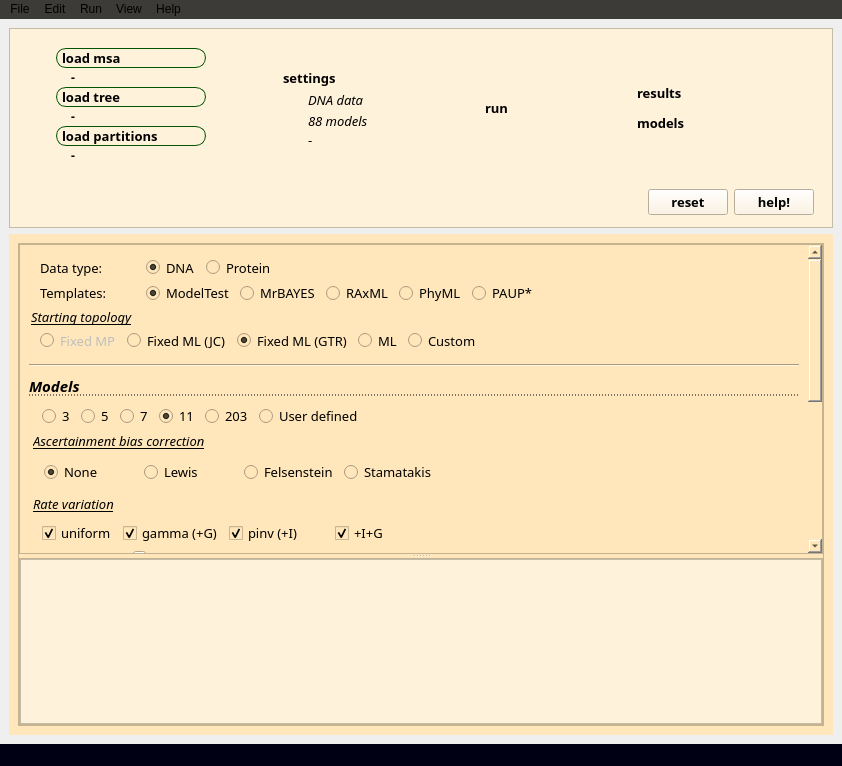
Before: the Qt Designer form src/gui/xmodeltest.ui in ddarriba/modeltest, drawn with Qt 5.
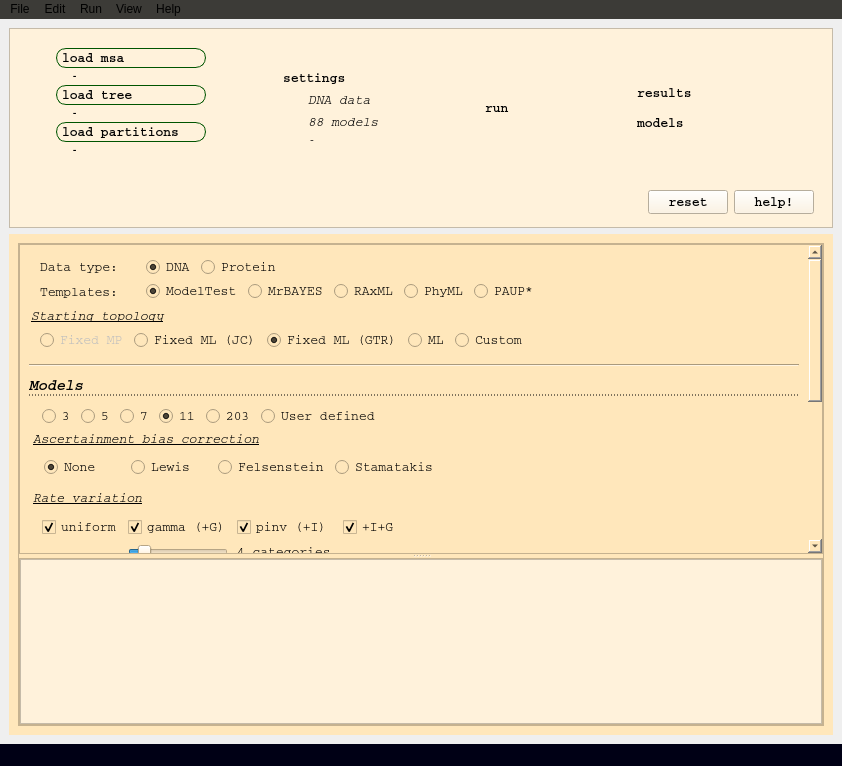
After: the same form once the commit is applied. Icons and pictures are not drawn.

Patch:
```diff
--- a/src/gui/xmodeltest.ui
+++ b/src/gui/xmodeltest.ui
@@ -194,7 +194,7 @@
                </property>
                <property name="font">
                 <font>
-                 <family>Courier 10 Pitch</family>
+                 <family>Courier</family>
                  <pointsize>10</pointsize>
                  <weight>75</weight>
                  <bold>true</bold>
@@ -231,7 +231,7 @@
               <widget class="QLabel" name="lbl_msa">
                <property name="font">
                 <font>
-                 <family>Courier 10 Pitch</family>
+                 <family>Courier</family>
                  <pointsize>9</pointsize>
                  <weight>75</weight>
                  <bold>true</bold>
@@ -261,7 +261,7 @@
                </property>
                <property name="font">
                 <font>
-                 <family>Courier 10 Pitch</family>
+                 <family>Courier</family>
                  <pointsize>10</pointsize>
                  <weight>75</weight>
                  <bold>true</bold>
@@ -292,7 +292,7 @@
               <widget class="QLabel" name="lbl_tree">
                <property name="font">
                 <font>
-                 <family>Courier 10 Pitch</family>
+                 <family>Courier</family>
                  <pointsize>9</pointsize>
                  <weight>75</weight>
                  <bold>true</bold>
@@ -322,7 +322,7 @@
                </property>
                <property name="font">
                 <font>
-                 <family>Courier 10 Pitch</family>
+                 <family>Courier</family>
                  <pointsize>10</pointsize>
                  <weight>75</weight>
                  <bold>true</bold>
@@ -353,7 +353,7 @@
               <widget class="QLabel" name="lbl_parts">
                <property name="font">
                 <font>
-                 <family>Courier 10 Pitch</family>
+                 <family>Courier</family>
                  <pointsize>9</pointsize>
                  <weight>75</weight>
                  <bold>true</bold>
@@ -463,7 +463,7 @@
                </property>
                <property name="font">
                 <font>
-                 <family>Courier 10 Pitch</family>
+                 <family>Courier</family>
                  <pointsize>10</pointsize>
                  <weight>75</weight>
                  <bold>true</bold>
@@ -511,7 +511,7 @@
                </property>
                <property name="font">
                 <font>
-                 <family>Courier 10 Pitch</family>
+                 <family>Courier</family>
                  <pointsize>10</pointsize>
                  <italic>true</italic>
                 </font>
@@ -543,7 +543,7 @@
                </property>
                <property name="font">
                 <font>
-                 <family>Courier 10 Pitch</family>
+                 <family>Courier</family>
                  <pointsize>10</pointsize>
                  <italic>true</italic>
                 </font>
@@ -563,7 +563,7 @@
               <widget class="QLabel" name="lbl_mem">
                <property name="font">
                 <font>
-                 <family>Courier 10 Pitch</family>
+                 <family>Courier</family>
                  <pointsize>10</pointsize>
                 </font>
                </property>
@@ -658,7 +658,7 @@
                </property>
                <property name="font">
                 <font>
-                 <family>Courier 10 Pitch</family>
+                 <family>Courier</family>
                  <pointsize>10</pointsize>
                  <weight>75</weight>
                  <bold>true</bold>
@@ -764,7 +764,7 @@
                </property>
                <property name="font">
                 <font>
-                 <family>Courier 10 Pitch</family>
+                 <family>Courier</family>
                  <pointsize>10</pointsize>
                  <weight>75</weight>
                  <bold>true</bold>
@@ -809,7 +809,7 @@
                </property>
                <property name="font">
                 <font>
-                 <family>Courier 10 Pitch</family>
+                 <family>Courier</family>
                  <pointsize>10</pointsize>
                  <weight>75</weight>
                  <bold>true</bold>
@@ -889,7 +889,7 @@
            <widget class="QPushButton" name="tool_reset">
             <property name="font">
              <font>
-              <family>Courier 10 Pitch</family>
+              <family>Courier</family>
               <pointsize>10</pointsize>
               <weight>75</weight>
               <bold>true</bold>
@@ -914,7 +914,7 @@
            <widget class="QPushButton" name="tool_help">
             <property name="font">
              <font>
-              <family>Courier 10 Pitch</family>
+              <family>Courier</family>
               <pointsize>10</pointsize>
               <weight>75</weight>
               <bold>true</bold>
@@ -1028,7 +1028,7 @@
                   </property>
                   <property name="font">
                    <font>
-                    <family>Courier 10 Pitch</family>
+                    <family>Courier</family>
                     <pointsize>10</pointsize>
                    </font>
                   </property>
@@ -1097,7 +1097,7 @@
                         </property>
                         <property name="font">
                          <font>
-                          <family>Courier 10 Pitch</family>
+                          <family>Courier</family>
                           <pointsize>10</pointsize>
                           <weight>50</weight>
                           <bold>false</bold>
@@ -1112,7 +1112,7 @@
                        <widget class="QRadioButton" name="radDatatypeDna">
                         <property name="font">
                          <font>
-                          <family>Courier 10 Pitch</family>
+                          <family>Courier</family>
                           <pointsize>10</pointsize>
                           <weight>50</weight>
                           <italic>false</italic>
@@ -1134,7 +1134,7 @@
                        <widget class="QRadioButton" name="radDatatypeProt">
                         <property name="font">
                          <font>
-                          <family>Courier 10 Pitch</family>
+                          <family>Courier</family>
                           <pointsize>10</pointsize>
                           <weight>50</weight>
                           <italic>false</italic>
@@ -1202,7 +1202,7 @@
                         </property>
                         <property name="font">
                          <font>
-                          <family>Courier 10 Pitch</family>
+                          <family>Courier</family>
                           <pointsize>10</pointsize>
                           <weight>50</weight>
                           <bold>false</bold>
@@ -1220,7 +1220,7 @@
                        <widget class="QRadioButton" name="radSetModelTest">
                         <property name="font">
                          <font>
-                          <family>Courier 10 Pitch</family>
+                          <family>Courier</family>
                           <pointsize>10</pointsize>
                           <weight>50</weight>
                           <italic>false</italic>
@@ -1245,7 +1245,7 @@
                        <widget class="QRadioButton" name="radSetMrbayes">
                         <property name="font">
                          <font>
-                          <family>Courier 10 Pitch</family>
+                          <family>Courier</family>
                           <pointsize>10</pointsize>
                           <weight>50</weight>
                           <italic>false</italic>
@@ -1267,7 +1267,7 @@
                        <widget class="QRadioButton" name="radSetRaxml">
                         <property name="font">
                          <font>
-                          <family>Courier 10 Pitch</family>
+                          <family>Courier</family>
                           <pointsize>10</pointsize>
                           <weight>50</weight>
                           <italic>false</italic>
@@ -1289,7 +1289,7 @@
                        <widget class="QRadioButton" name="radSetPhyml">
                         <property name="font">
                          <font>
-                          <family>Courier 10 Pitch</family>
+                          <family>Courier</family>
                           <pointsize>10</pointsize>
                           <weight>50</weight>
                           <italic>false</italic>
@@ -1311,7 +1311,7 @@
                        <widget class="QRadioButton" name="radSetPAUP">
                         <property name="font">
                          <font>
-                          <family>Courier 10 Pitch</family>
+                          <family>Courier</family>
                           <pointsize>10</pointsize>
                           <weight>50</weight>
                           <italic>false</italic>
@@ -1361,7 +1361,7 @@
                      </property>
                      <property name="font">
                       <font>
-                       <family>Courier 10 Pitch</family>
+                       <family>Courier</family>
                        <pointsize>10</pointsize>
                        <weight>50</weight>
                        <italic>true</italic>
@@ -1415,7 +1415,7 @@
                         </property>
                         <property name="font">
                          <font>
-                          <family>Courier 10 Pitch</family>
+                          <family>Courier</family>
                           <pointsize>10</pointsize>
                           <weight>50</weight>
                           <italic>false</italic>
@@ -1437,7 +1437,7 @@
                         </property>
                         <property name="font">
                          <font>
-                          <family>Courier 10 Pitch</family>
+                          <family>Courier</family>
                           <pointsize>10</pointsize>
                           <weight>50</weight>
                           <italic>false</italic>
@@ -1459,7 +1459,7 @@
                         </property>
                         <property name="font">
                          <font>
-                          <family>Courier 10 Pitch</family>
+                          <family>Courier</family>
                           <pointsize>10</pointsize>
                           <weight>50</weight>
                           <italic>false</italic>
@@ -1484,7 +1484,7 @@
                         </property>
                         <property name="font">
                          <font>
-                          <family>Courier 10 Pitch</family>
+                          <family>Courier</family>
                           <pointsize>10</pointsize>
                           <weight>50</weight>
                           <italic>false</italic>
@@ -1506,7 +1506,7 @@
                        <widget class="QRadioButton" name="radTopoU">
                         <property name="font">
                          <font>
-                          <family>Courier 10 Pitch</family>
+                          <family>Courier</family>
                           <pointsize>10</pointsize>
                           <weight>50</weight>
                           <italic>false</italic>
@@ -1575,7 +1575,7 @@
                   </property>
                   <property name="font">
                    <font>
-                    <family>Courier 10 Pitch</family>
+                    <family>Courier</family>
                     <pointsize>11</pointsize>
                     <weight>75</weight>
                     <italic>true</italic>
@@ -1715,7 +1715,7 @@
                              <widget class="QRadioButton" name="radSchemes3">
                               <property name="font">
                                <font>
-                                <family>Courier 10 Pitch</family>
+                                <family>Courier</family>
                                 <pointsize>10</pointsize>
                                 <weight>50</weight>
                                 <italic>false</italic>
@@ -1734,7 +1734,7 @@
                              <widget class="QRadioButton" name="radSchemes5">
                               <property name="font">
                                <font>
-                                <family>Courier 10 Pitch</family>
+                                <family>Courier</family>
                                 <pointsize>10</pointsize>
                                 <weight>50</weight>
                                 <italic>false</italic>
@@ -1753,7 +1753,7 @@
                              <widget class="QRadioButton" name="radSchemes7">
                               <property name="font">
                                <font>
-                                <family>Courier 10 Pitch</family>
+                                <family>Courier</family>
                                 <pointsize>10</pointsize>
                                 <weight>50</weight>
                                 <italic>false</italic>
@@ -1772,7 +1772,7 @@
                              <widget class="QRadioButton" name="radSchemes11">
                               <property name="font">
                                <font>
-                                <family>Courier 10 Pitch</family>
+                                <family>Courier</family>
                                 <pointsize>10</pointsize>
                                 <weight>50</weight>
                                 <italic>false</italic>
@@ -1794,7 +1794,7 @@
                              <widget class="QRadioButton" name="radSchemes203">
                               <property name="font">
                                <font>
-                                <family>Courier 10 Pitch</family>
+                                <family>Courier</family>
                                 <pointsize>10</pointsize>
                                 <weight>50</weight>
                                 <italic>false</italic>
@@ -1816,7 +1816,7 @@
                              <widget class="QRadioButton" name="radSchemesUser">
                               <property name="font">
                                <font>
-                                <family>Courier 10 Pitch</family>
+                                <family>Courier</family>
                                 <pointsize>10</pointsize>
                                 <weight>50</weight>
                                 <italic>false</italic>
@@ -1854,7 +1854,7 @@
                           <widget class="QLabel" name="label">
                            <property name="font">
                             <font>
-                             <family>Courier 10 Pitch</family>
+                             <family>Courier</family>
                              <pointsize>10</pointsize>
                              <weight>50</weight>
                              <italic>true</italic>
@@ -1934,7 +1934,7 @@
                                  </property>
                                  <property name="font">
                                   <font>
-                                   <family>Courier 10 Pitch</family>
+                                   <family>Courier</family>
                                    <pointsize>10</pointsize>
                                   </font>
                                  </property>
@@ -1953,7 +1953,7 @@
                                 <widget class="QRadioButton" name="radAscbiasLewis">
                                  <property name="font">
                                   <font>
-                                   <family>Courier 10 Pitch</family>
+                                   <family>Courier</family>
                                    <pointsize>10</pointsize>
                                   </font>
                                  </property>
@@ -1969,7 +1969,7 @@
                                 <widget class="QRadioButton" name="radAscbiasFelsenstein">
                                  <property name="font">
                                   <font>
-                                   <family>Courier 10 Pitch</family>
+                                   <family>Courier</family>
                                    <pointsize>10</pointsize>
                                   </font>
                                  </property>
@@ -1985,7 +1985,7 @@
                                 <widget class="QRadioButton" name="radAscbiasStamatakis">
                                  <property name="font">
                                   <font>
-                                   <family>Courier 10 Pitch</family>
+                                   <family>Courier</family>
                                    <pointsize>10</pointsize>
                                   </font>
                                  </property>
@@ -2019,7 +2019,7 @@
                            </property>
                            <property name="font">
                             <font>
-                             <family>Courier 10 Pitch</family>
+                             <family>Courier</family>
                              <pointsize>10</pointsize>
                              <weight>50</weight>
                              <italic>true</italic>
@@ -2078,7 +2078,7 @@
                               </property>
                               <property name="font">
                                <font>
-                                <family>Courier 10 Pitch</family>
+                                <family>Courier</family>
                                 <pointsize>10</pointsize>
                                 <weight>50</weight>
                                 <italic>false</italic>
@@ -2106,7 +2106,7 @@
                               </property>
                               <property name="font">
                                <font>
-                                <family>Courier 10 Pitch</family>
+                                <family>Courier</family>
                                 <pointsize>10</pointsize>
                                 <weight>50</weight>
                                 <italic>false</italic>
@@ -2140,7 +2140,7 @@
                               </property>
                               <property name="font">
                                <font>
-                                <family>Courier 10 Pitch</family>
+                                <family>Courier</family>
                                 <pointsize>10</pointsize>
                                 <weight>50</weight>
                                 <italic>false</italic>
@@ -2187,7 +2187,7 @@
                               </property>
                               <property name="font">
                                <font>
-                                <family>Courier 10 Pitch</family>
+                                <family>Courier</family>
                                 <pointsize>10</pointsize>
                                 <weight>50</weight>
                                 <italic>false</italic>
@@ -2215,7 +2215,7 @@
                               </property>
                               <property name="font">
                                <font>
-                                <family>Courier 10 Pitch</family>
+                                <family>Courier</family>
                                 <pointsize>10</pointsize>
                                 <weight>50</weight>
                                 <italic>false</italic>
@@ -2249,7 +2249,7 @@
                               </property>
                               <property name="font">
                                <font>
-                                <family>Courier 10 Pitch</family>
+                                <family>Courier</family>
                                 <pointsize>10</pointsize>
                                 <weight>50</weight>
                                 <italic>false</italic>
```
Left out of the diff: 14 changed lines with no effect on the pictures.
